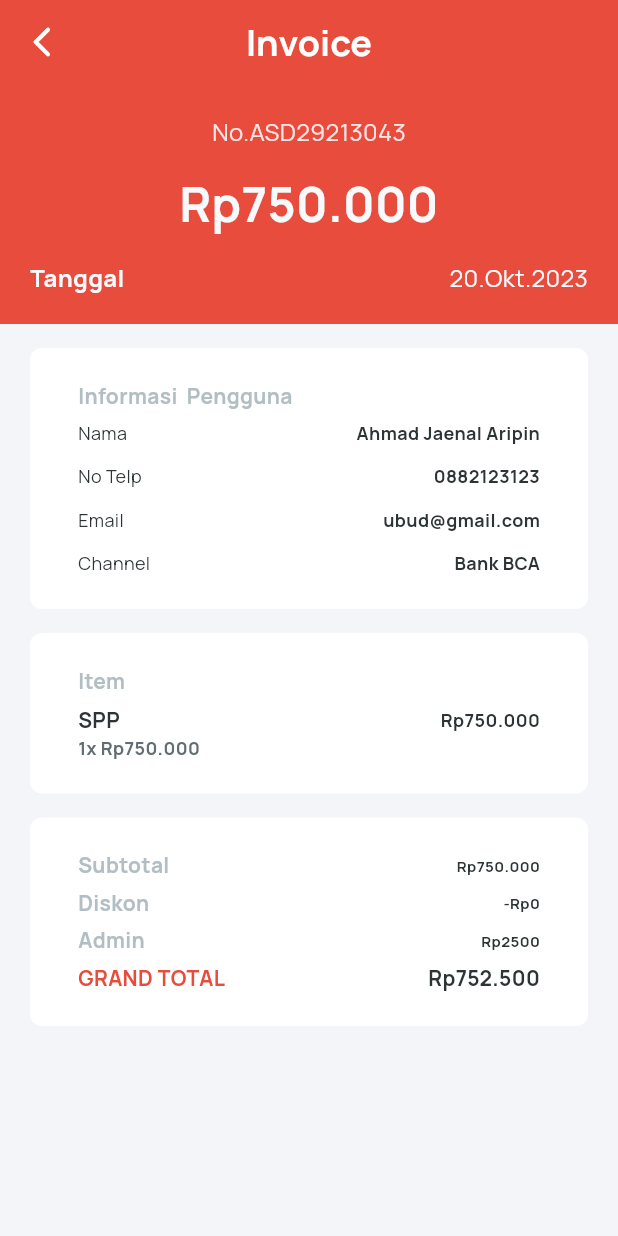
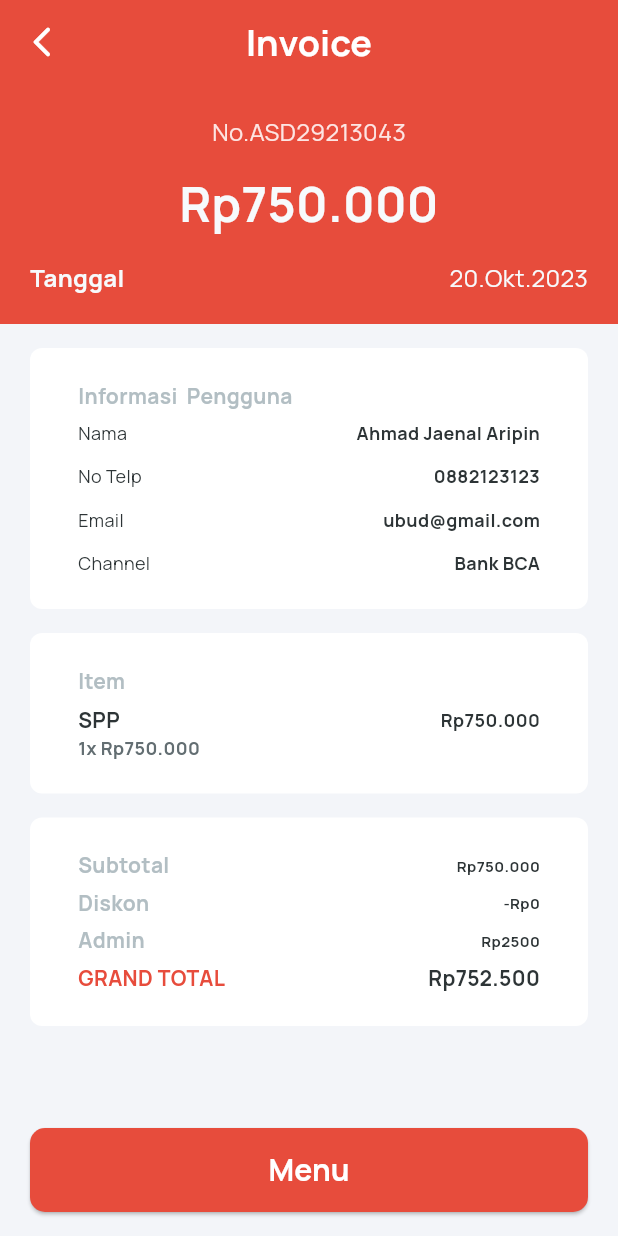
Before and after one commit to AhmadJaenal/school_app, a Flutter app: the InvoiceSPP screen opened by its route, on a phone screen of 412 x 824 dp. Run offline on Flutter 3.47's test engine with Material 3 defaults, Android fonts, the phone set to English and light mode, and no system bars; our stand-ins replace camera, carousel_slider, flutter_map, gap, get, google_fonts and 3 more.

Commit message:
[^] Renamed file

```diff
--- a/lib/main.dart
+++ b/lib/main.dart
@@ -5,7 +5,7 @@ import 'package:school_app/screens/authentication/login.dart';
 import 'package:school_app/screens/authentication/register.dart';
 import 'package:school_app/screens/homePage/edupay/bill_page.dart';
 import 'package:school_app/screens/homePage/edupay/edupay.dart';
-import 'package:school_app/screens/homePage/edupay/invoice.dart';
+import 'package:school_app/screens/homePage/edupay/invoice_spp.dart';
 import 'package:school_app/screens/homePage/edupay/payment_spp.dart';
 import 'package:school_app/screens/homePage/event/list_event.dart';
 import 'package:school_app/screens/homePage/nav/nav_bar.dart';
--- a/lib/screens/homePage/edupay/invoice.dart
+++ b/lib/screens/homePage/edupay/invoice_spp.dart
@@ -2,6 +2,7 @@ import 'package:flutter/material.dart';
 import 'package:gap/gap.dart';
 import 'package:get/get.dart';
 import 'package:school_app/shared/theme.dart';
+import 'package:school_app/widgets/custom_button.dart';
 
 class InvoiceSPP extends StatelessWidget {
   const InvoiceSPP({super.key});
@@ -297,6 +298,15 @@ class InvoiceSPP extends StatelessWidget {
           ),
         ],
       ),
+      floatingActionButton: Padding(
+        padding: EdgeInsets.symmetric(horizontal: AppMargin.defaultMargin),
+        child: PrimaryButton(
+            titleButton: 'Menu',
+            ontap: () {
+              Get.offNamed('/nav');
+            }),
+      ),
+      floatingActionButtonLocation: FloatingActionButtonLocation.centerFloat,
     );
   }
 }
```
